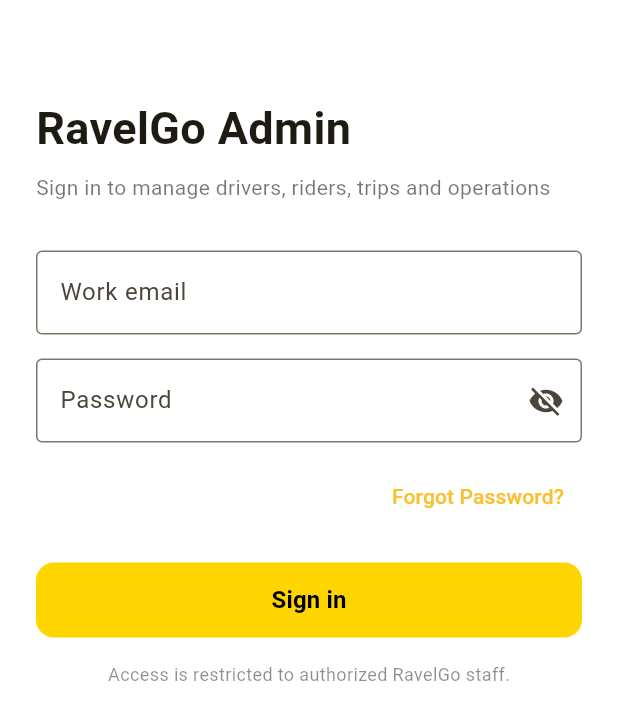
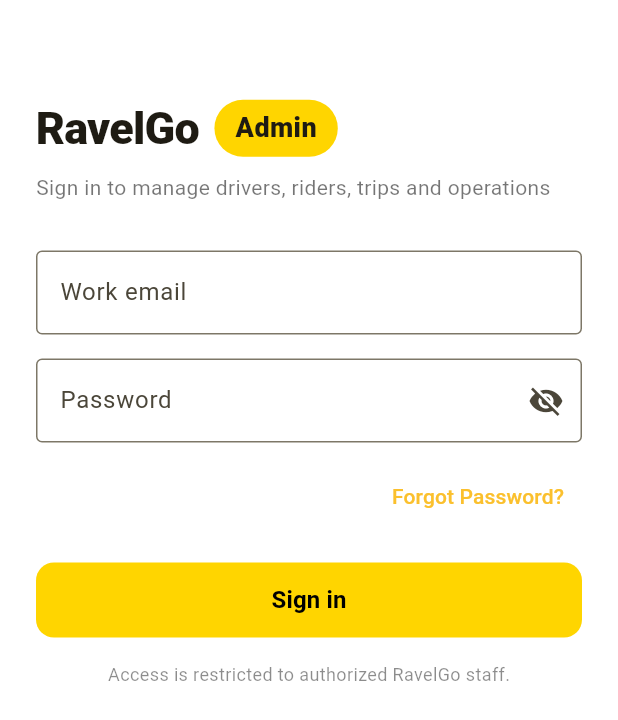
Before and after one commit to MariaD137/ravelgo, a Flutter app: the screen it shows after launch, on a phone screen of 412 x 824 dp. Shown: the top 720 px of the screen. Run offline on Flutter 3.47's test engine with Material 3 defaults, Android fonts, the phone set to English and light mode, and no system bars; our stand-ins replace dotted_border, flutter_dotenv, geolocator, google_maps_flutter, image_picker; missing offline and left inert: dart:ffi.

Commit message:
fix: match the admin sign-in header to driver_app's badge format
admin_app's sign-in header was a single "RavelGo Admin" Text widget —
one uniform black weight/color for both words. driver_app's badge
(assets/ravel_go_driver_badge.png, fixed in #15) uses a two-part
lockup instead: a bold black "RavelGo" wordmark next to a yellow
rounded pill holding the qualifier ("Driver"). The two apps' brand
marks didn't visually match.

Split "RavelGo Admin" into that same lockup: black w900 "RavelGo"
wordmark + a yellow (AppColors.primary) pill with "Admin" in it,
matching the driver badge's proportions. Same change in spirit as the
customer app's wordmark fix on #6 — same underlying issue (each app's
sign-in header evolved its own one-off styling instead of sharing the
driver app's format), addressed per-app since none of these three
Flutter projects share a common widget library to fix it in one place.

Verified against the actual running screen: rebuilt admin_app for web
and screenshotted the live sign-in page.

```diff
--- a/admin_app/lib/views/auth/admin_login_screen.dart
+++ b/admin_app/lib/views/auth/admin_login_screen.dart
@@ -17,7 +17,25 @@ class AdminLoginScreen extends StatelessWidget {
               crossAxisAlignment: CrossAxisAlignment.start,
               children: [
                 const SizedBox(height: 40),
-                const Text("RavelGo Admin", style: TextStyle(fontSize: 30, fontWeight: FontWeight.bold)),
+                Row(
+                  mainAxisSize: MainAxisSize.min,
+                  crossAxisAlignment: CrossAxisAlignment.center,
+                  children: [
+                    const Text(
+                      "RavelGo",
+                      style: TextStyle(fontSize: 30, fontWeight: FontWeight.w900, letterSpacing: -0.5),
+                    ),
+                    const SizedBox(width: 10),
+                    Container(
+                      padding: const EdgeInsets.symmetric(horizontal: 14, vertical: 6),
+                      decoration: BoxDecoration(color: AppColors.primary, borderRadius: BorderRadius.circular(20)),
+                      child: const Text(
+                        "Admin",
+                        style: TextStyle(fontSize: 18, fontWeight: FontWeight.w900),
+                      ),
+                    ),
+                  ],
+                ),
                 const SizedBox(height: 8),
                 const Text("Sign in to manage drivers, riders, trips and operations", style: TextStyle(fontSize: 14, color: Colors.black54)),
                 const SizedBox(height: 32),
```
